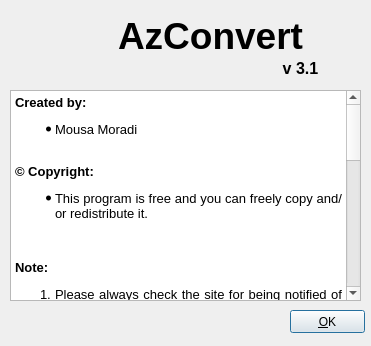
First picture: the form in trunk/aboutdialog.ui, repository mousamk/azconvert, before the edit.
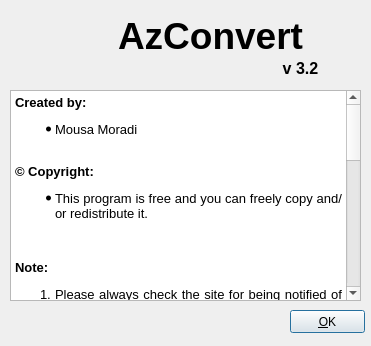
Second picture: the form after the edit. Icons and pictures are not drawn.

The edit to the form file:
```diff
--- a/trunk/aboutdialog.ui
+++ b/trunk/aboutdialog.ui
@@ -69,7 +69,7 @@
     </font>
    </property>
    <property name="text">
-    <string>v 3.1</string>
+    <string>v 3.2</string>
    </property>
    <property name="alignment">
     <set>Qt::AlignCenter</set>
```
Left out of the diff: 12 changed lines with no effect on the pictures.
